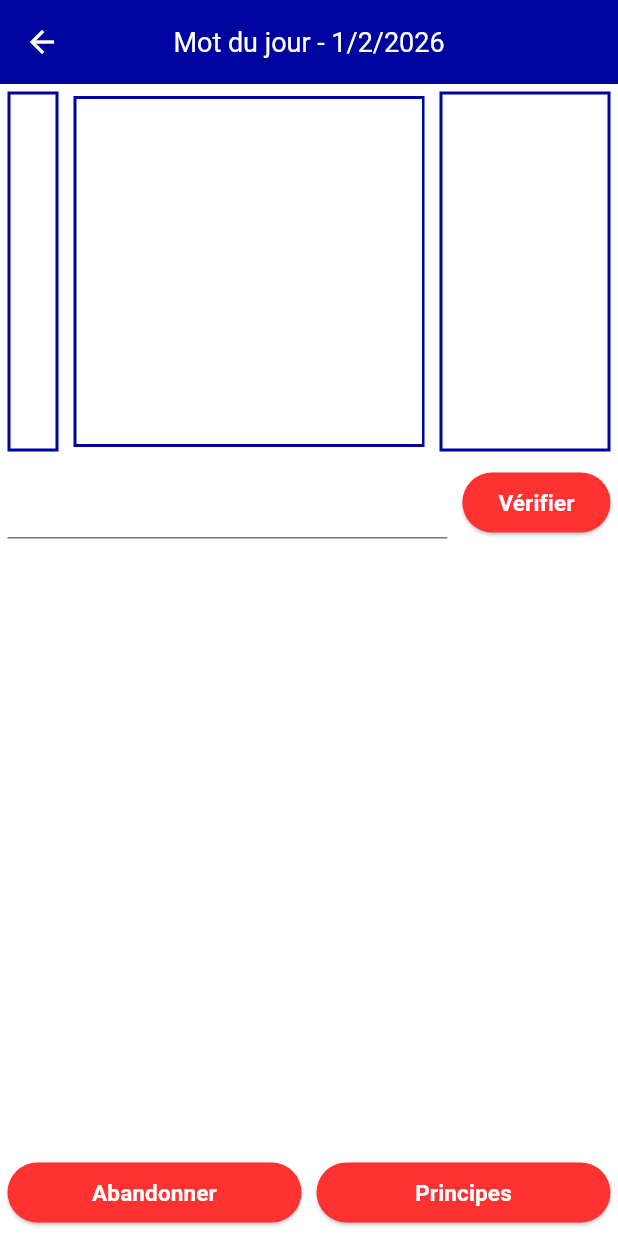
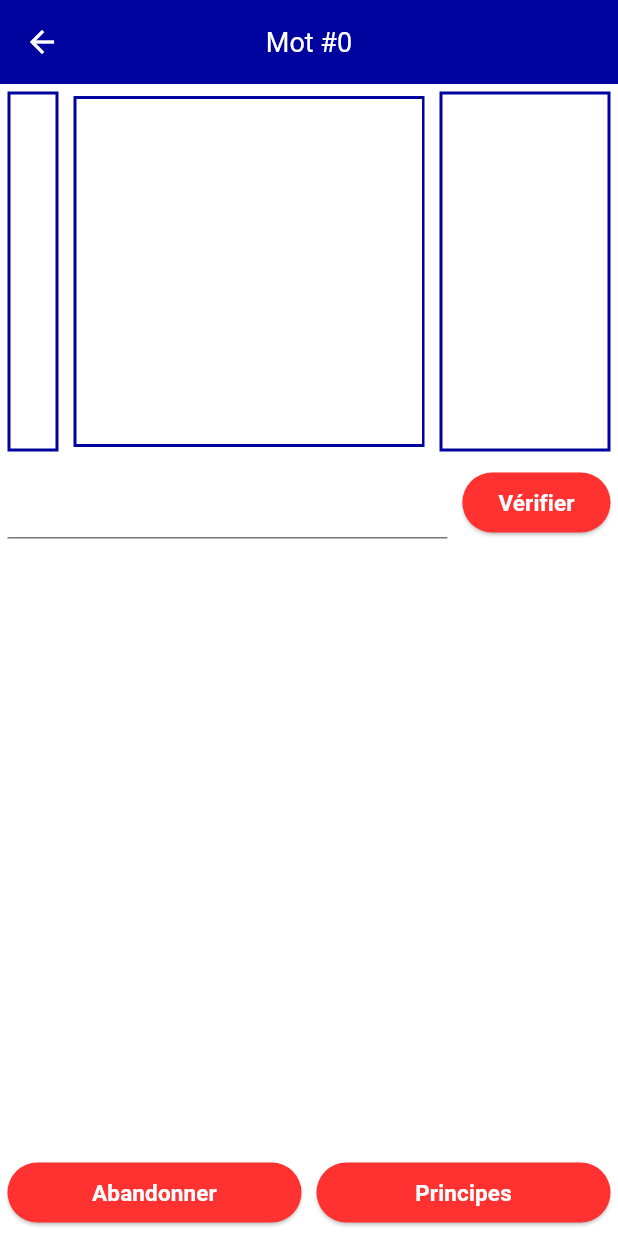
Before and after one commit to UgoCavitte/un_jour_un_mot_FLE, a Flutter app: the MoteurActivitesMots screen opened directly with empty values, after a tap on "Suivant", on a phone screen of 412 x 824 dp. Run offline on Flutter 3.47's test engine with Material 3 defaults, Android fonts, the phone set to English and light mode, and no system bars; our stand-ins replace bottom_navy_bar, cloud_firestore, dots_indicator, firebase_auth, firebase_core, firebase_messaging and 6 more; missing offline and left inert: confirm_dialog, flashy_flushbar, universal_html; accounts and stored records are empty; statements that could not run were skipped.

Commit message:
Adaptation texte "date -> id"

```diff
--- a/lib/activites/constantes_textes_activites.dart
+++ b/lib/activites/constantes_textes_activites.dart
@@ -5,9 +5,9 @@ import 'package:un_jour_un_mot/constantes/constantes_padding_margin.dart';
 import 'package:un_jour_un_mot/constantes/constantes_textes.dart';
 
 const String texteIntroTitre =
-    "Bienvenue dans ce module pour le mot du jour du ";
+    "Bienvenue dans ce module pour le mot numéro ";
 const String texteIntroExplication =
-    "Ce module comprend différentes activités. Vous devrez d'abord deviner le mot du jour via un pendu, puis vous aurez des explications à son sujet, et enfin des activités permettant de le mémoriser.";
+    "Ce module comprend différentes activités. Vous devrez d'abord deviner le mot via un pendu, puis vous aurez des explications à son sujet, et enfin des activités permettant de le mémoriser.";
 const String texteIntroAppuyez = "Appuyez sur le bouton pour commencer !";
 const String texteIntroSuivant = "Suivant";
 
@@ -31,17 +31,17 @@ const String texteCompleterSuite = "Suite";
 
 // Jeu trouve orthographe
 const String texteTrouveOrthographeConsigne =
-    "Retrouvez la bonne orthographe du mot du jour";
+    "Retrouvez la bonne orthographe du mot";
 const String texteTrouveOrthographeSuite = "Suite";
 
 // Jeu réécrire
 const String texteReecrireConsigne =
-    "Réécrivez le mot du jour avec les lettres proposées";
+    "Réécrivez le mot avec les lettres proposées";
 
 // Fin
 const String texteFiniSortir = "Sortir";
-const String texteFiniTitre = "Et c'est fini pour le ";
-const String texteFiniCorps1 = 'Bravo ! Vous avez appris le mot du jour, "';
+const String texteFiniTitre = "Et c'est fini pour le mot numéro ";
+const String texteFiniCorps1 = 'Bravo ! Vous avez appris un nouveau mot, "';
 const String texteFiniCorps2 = '" !';
 
 // Textes plus gros
--- a/lib/activites/moteur_activites_mots.dart
+++ b/lib/activites/moteur_activites_mots.dart
@@ -15,7 +15,6 @@ import 'package:un_jour_un_mot/constantes/constantes_icones.dart';
 import 'package:un_jour_un_mot/constantes/constantes_textes.dart';
 import 'package:un_jour_un_mot/data/data.dart';
 import 'package:un_jour_un_mot/data/init_firebase.dart';
-import 'package:un_jour_un_mot/misc/dates.dart';
 import 'package:un_jour_un_mot/objects/mot.dart';
 import 'package:un_jour_un_mot/pages/page_home.dart';
 
@@ -98,7 +97,7 @@ class MoteurActivitesMots extends StatelessWidget {
   }
 
   String _getTitreAppBarActivite() {
-    return "Mot du jour - ${Dates.formaterDatePourAffichage(mot.date)}";
+    return "Mot #${mot.id}";
   }
 
   void _backButton(BuildContext context) async {
--- a/lib/activites/pages/fin.dart
+++ b/lib/activites/pages/fin.dart
@@ -5,12 +5,11 @@ import 'package:un_jour_un_mot/composants/animations/icon_check_animee.dart';
 import 'package:un_jour_un_mot/composants/my_buttons.dart';
 import 'package:un_jour_un_mot/composants/my_texts.dart';
 import 'package:un_jour_un_mot/constantes/constantes_padding_margin.dart';
-import 'package:un_jour_un_mot/misc/dates.dart';
 import 'package:un_jour_un_mot/objects/mot.dart';
 import 'package:un_jour_un_mot/pages/page_home.dart';
 
 class Fin extends StatelessWidget {
-  final Mot mot;
+  final MotNouveau mot;
 
   const Fin({super.key, required this.mot});
 
@@ -51,7 +50,7 @@ class Fin extends StatelessWidget {
       child: Padding(
         padding: ConstantesPaddingMargin.paddingGeneralElements,
         child: MyTextGeneralTitre(
-          texteFiniTitre + Dates.formaterDatePourAffichage(mot.date),
+          texteFiniTitre + mot.id.toString(),
         ),
       ),
     );
--- a/lib/activites/pages/introduction.dart
+++ b/lib/activites/pages/introduction.dart
@@ -5,7 +5,6 @@ import 'package:un_jour_un_mot/activites/moteur_activites_mots.dart';
 import 'package:un_jour_un_mot/composants/my_buttons.dart';
 import 'package:un_jour_un_mot/composants/my_texts.dart';
 import 'package:un_jour_un_mot/constantes/constantes_padding_margin.dart';
-import 'package:un_jour_un_mot/misc/dates.dart';
 import 'package:un_jour_un_mot/objects/mot.dart';
 
 /*
@@ -13,7 +12,7 @@ import 'package:un_jour_un_mot/objects/mot.dart';
  */
 
 class Introduction extends StatelessWidget {
-  final Mot mot;
+  final MotNouveau mot;
 
   const Introduction({super.key, required this.mot});
 
@@ -45,7 +44,7 @@ class Introduction extends StatelessWidget {
       child: Padding(
         padding: ConstantesPaddingMargin.paddingGeneralElements,
         child: MyTextGeneralTitre(
-          texteIntroTitre + Dates.formaterDatePourAffichage(mot.date),
+          texteIntroTitre + mot.id.toString(),
         ),
       ),
     );
```
